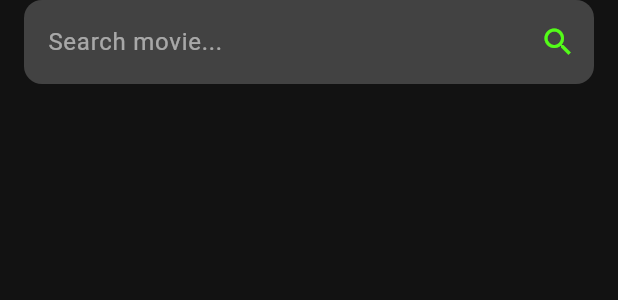
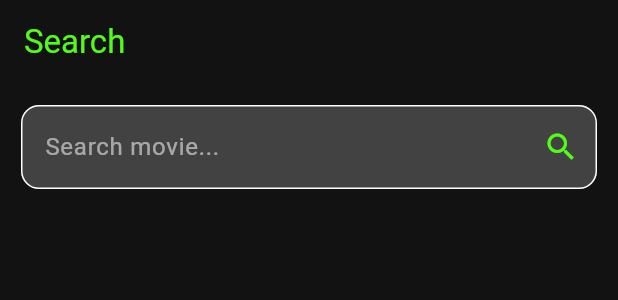
Before and after one commit to bahaell/movie_app, a Flutter app: the SearchPageUser widget shown alone on an empty page, opened directly, on a phone screen of 412 x 824 dp. Shown: the top 300 px of the screen. Run offline on Flutter 3.47's test engine with Material 3 defaults, Android fonts, the light colour scheme and no system bars; our stand-ins replace cached_network_image, cloud_firestore, file_picker, firebase_auth, firebase_core, firebase_storage and 2 more; accounts and stored records are empty.

Commit message:
refactor(search): support field in body to match page layout

```diff
--- a/lib/screens/user/search_page.dart
+++ b/lib/screens/user/search_page.dart
@@ -53,6 +53,7 @@ class _SearchPageUserState extends State<SearchPageUser> {
   Widget build(BuildContext context) {
     return SearchView(
       controller: _controller,
+      fieldInAppBar: false,
       onSearchPressed: searchMovies,
       onChanged: (v) {
         if (v.isEmpty) setState(() => results = []);
--- a/lib/widgets/search_view.dart
+++ b/lib/widgets/search_view.dart
@@ -12,6 +12,7 @@ class SearchView extends StatelessWidget {
   final List<Movie> results;
   final SearchContentBuilder contentBuilder;
   final String hintText;
+  final bool fieldInAppBar;
 
   const SearchView({
     super.key,
@@ -22,6 +23,7 @@ class SearchView extends StatelessWidget {
     this.loading = false,
     this.results = const [],
     this.hintText = 'Search movie...',
+    this.fieldInAppBar = true,
   });
 
   @override
@@ -30,7 +32,8 @@ class SearchView extends StatelessWidget {
       backgroundColor: SURFACE_DARK,
       appBar: AppBar(
         backgroundColor: SURFACE_DARK,
-        title: TextField(
+        title: fieldInAppBar
+            ? TextField(
                 controller: controller,
                 onChanged: onChanged,
                 onSubmitted: (_) => onSearchPressed?.call(),
@@ -46,10 +49,35 @@ class SearchView extends StatelessWidget {
                   ),
                   border: OutlineInputBorder(borderRadius: BorderRadius.circular(12), borderSide: BorderSide.none),
                 ),
+              )
+            : Text(
+                'Search',
+                style: const TextStyle(color: PRIMARY_GREEN),
               ),
       ),
       body: Column(
         children: [
+          if (!fieldInAppBar)
+            Padding(
+              padding: const EdgeInsets.all(14),
+              child: TextField(
+                controller: controller,
+                onSubmitted: (_) => onSearchPressed?.call(),
+                decoration: InputDecoration(
+                  hintText: hintText,
+                  hintStyle: const TextStyle(color: Colors.white54),
+                  filled: true,
+                  fillColor: Colors.grey.shade800,
+                  suffixIcon: IconButton(
+                    icon: const Icon(Icons.search, color: PRIMARY_GREEN),
+                    onPressed: onSearchPressed,
+                  ),
+                  border: OutlineInputBorder(borderRadius: BorderRadius.circular(12)),
+                ),
+                style: const TextStyle(color: Colors.white),
+                onChanged: onChanged,
+              ),
+            ),
           Expanded(child: contentBuilder(context, results, loading, controller)),
         ],
       ),
```
Lines whose indentation alone changed are shown as unchanged.
